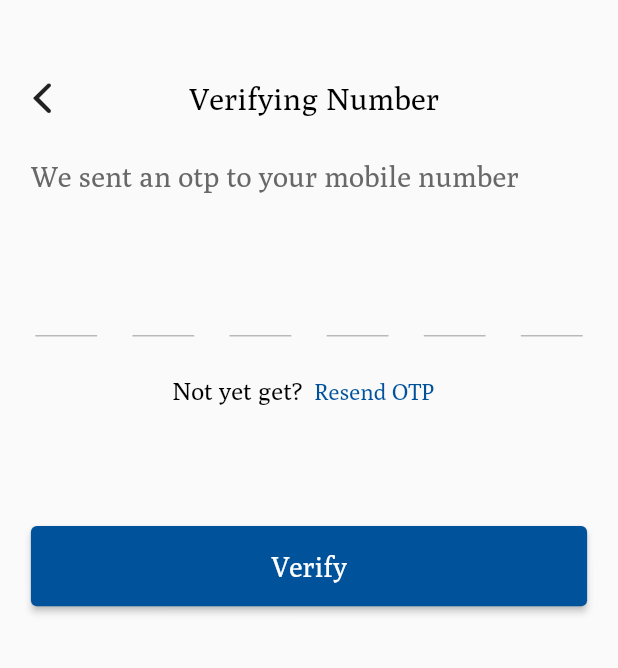
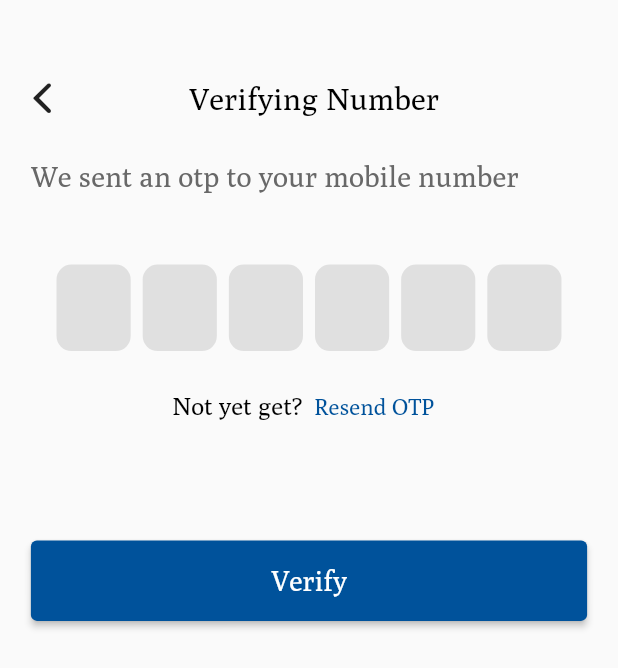
Before and after one commit to virajasodariya/universal_identification_system, a Flutter app: the VerifyingNumberScreen screen opened directly, on a phone screen of 412 x 824 dp. Shown: the top 668 px of the screen. Run offline on Flutter 3.47's test engine with Material 2 defaults, Android fonts, the phone set to English and light mode, and no system bars; drawn by our look-alikes of otp_text_field, pinput; our stand-ins replace flutter_svg, get, salomon_bottom_bar, sizer; missing offline and left inert: hand_signature.

Commit message:
init commit

```diff
--- a/lib/Constants/test_style.dart
+++ b/lib/Constants/test_style.dart
@@ -58,4 +58,35 @@ class FontTextStyle {
     fontFamily: "Poly",
     fontWeight: FontWeight.w500,
   );
+  static TextStyle kMediumElectricBlue12Poly = TextStyle(
+    color: ColorHelper.kMediumElectricBlue,
+    fontSize: 12.sp,
+    fontFamily: "Poly",
+  );
+
+  static TextStyle kBlack9PolyW500 = TextStyle(
+    color: Colors.black,
+    fontSize: 9.5.sp,
+    fontFamily: "Poly",
+    fontWeight: FontWeight.w500,
+  );
+
+  static TextStyle kWhite10Poly = TextStyle(
+    color: Colors.white,
+    fontSize: 10.sp,
+    fontFamily: "Poly",
+  );
+
+  static TextStyle kWhite13PolyW500 = TextStyle(
+    color: Colors.white,
+    fontSize: 13.5.sp,
+    fontFamily: "Poly",
+    fontWeight: FontWeight.w500,
+  );
+
+  static TextStyle kWhite12Poly = TextStyle(
+    color: Colors.white,
+    fontSize: 12.sp,
+    fontFamily: "Poly",
+  );
 }
--- a/lib/Screen/AuthScreen/verifying_number.dart
+++ b/lib/Screen/AuthScreen/verifying_number.dart
@@ -1,7 +1,7 @@
-import 'dart:developer';
 import 'package:flutter/cupertino.dart';
 import 'package:flutter/material.dart';
 import 'package:get/get.dart';
+import 'package:pinput/pinput.dart';
 import 'package:sizer/sizer.dart';
 import 'package:universal_identification_system/Constants/test_style.dart';
 import 'package:universal_identification_system/Controller/variable.dart';
@@ -9,8 +9,6 @@ import 'package:universal_identification_system/Screen/AuthScreen/forgot_passwor
 import 'package:universal_identification_system/Screen/AuthScreen/new_password.dart';
 import 'package:universal_identification_system/Screen/Widget/elevated_button.dart';
 import 'package:universal_identification_system/Screen/Widget/text_button.dart';
-import 'package:otp_text_field/otp_field.dart';
-import 'package:otp_text_field/style.dart';
 
 class VerifyingNumberScreen extends StatefulWidget {
   const VerifyingNumberScreen({Key? key}) : super(key: key);
@@ -60,17 +58,7 @@ class _VerifyingNumberScreenState extends State<VerifyingNumberScreen> {
                 style: FontTextStyle.kCloudyGrey14PolyW500,
               ),
             ),
-            OTPTextField(
-              length: 6,
-              width: MediaQuery.of(context).size.width,
-              fieldWidth: 10.w,
-              style: TextStyle(fontSize: 15.sp),
-              textFieldAlignment: MainAxisAlignment.spaceEvenly,
-              fieldStyle: FieldStyle.underline,
-              onCompleted: (pin) {
-                log("Completed: $pin");
-              },
-            ),
+            buildOtpPinput(),
             Padding(
               padding: EdgeInsets.only(top: 1.5.h, bottom: 8.h),
               child: Row(
@@ -100,4 +88,25 @@ class _VerifyingNumberScreenState extends State<VerifyingNumberScreen> {
       ),
     );
   }
+
+  Center buildOtpPinput() {
+    return Center(
+      child: Pinput(
+        length: 6,
+        showCursor: true,
+        defaultPinTheme: PinTheme(
+          width: 12.w,
+          height: 7.h,
+          decoration: BoxDecoration(
+            color: Colors.grey.shade300,
+            borderRadius: BorderRadius.circular(10),
+          ),
+          textStyle: const TextStyle(
+            fontWeight: FontWeight.bold,
+            fontSize: 20,
+          ),
+        ),
+      ),
+    );
+  }
 }
--- a/lib/Screen/HomeScreen/bottom_main.dart
+++ b/lib/Screen/HomeScreen/bottom_main.dart
@@ -21,6 +21,7 @@ class _MainBottomNavScreenState extends State<MainBottomNavScreen> {
     const ProfileScreen(),
   ];
   int _currentIndex = 0;
+
   @override
   Widget build(BuildContext context) {
     return Scaffold(
@@ -40,7 +41,6 @@ class _MainBottomNavScreenState extends State<MainBottomNavScreen> {
           SalomonBottomBarItem(
             icon: const Icon(Icons.home_outlined),
             title: const Text("Home"),
-            selectedColor: ColorHelper.kMediumElectricBlue,
           ),
 
           /// Likes
--- a/lib/Screen/Widget/elevated_button.dart
+++ b/lib/Screen/Widget/elevated_button.dart
@@ -1,6 +1,7 @@
 import 'package:flutter/material.dart';
 import 'package:sizer/sizer.dart';
 import 'package:universal_identification_system/Constants/color_helper.dart';
+import 'package:universal_identification_system/Constants/test_style.dart';
 
 ///
 class CommonElevatedButton extends StatefulWidget {
@@ -31,12 +32,7 @@ class _CommonElevatedButtonState extends State<CommonElevatedButton> {
       ),
       child: Text(
         widget.text,
-        style: TextStyle(
-          color: Colors.white,
-          fontSize: 13.5.sp,
-          fontWeight: FontWeight.w500,
-          fontFamily: "Poly",
-        ),
+        style: FontTextStyle.kWhite13PolyW500,
       ),
     );
   }
@@ -72,11 +68,7 @@ class _CommonElevatedPerviousButtonState
       ),
       child: Text(
         "Pervious",
-        style: TextStyle(
-          color: ColorHelper.kMediumElectricBlue,
-          fontFamily: "Poly",
-          fontSize: 12.sp,
-        ),
+        style: FontTextStyle.kMediumElectricBlue12Poly,
       ),
     );
   }
@@ -109,11 +101,7 @@ class _CommonElevatedSmallButtonState extends State<CommonElevatedSmallButton> {
       ),
       child: Text(
         widget.text,
-        style: TextStyle(
-          color: Colors.white,
-          fontFamily: "Poly",
-          fontSize: 12.sp,
-        ),
+        style: FontTextStyle.kWhite12Poly,
       ),
     );
   }
--- a/pubspec.yaml
+++ b/pubspec.yaml
@@ -39,7 +39,8 @@ dependencies:
   sizer: ^2.0.15
   flutter_svg: ^2.0.6
   salomon_bottom_bar: ^3.3.2
-  otp_text_field: ^1.1.3
+  hand_signature: ^3.0.1
+  pinput: ^2.2.31
 
 dev_dependencies:
   flutter_test:
```
Also changed, not shown: lib/Screen/HomeScreen/death_certificate.dart (added, +19 -0 lines), lib/Screen/HomeScreen/form.dart (+7 -1 lines), lib/Screen/HomeScreen/form_page_three.dart (+61 -39 lines), lib/Screen/HomeScreen/history.dart (+2 -11 lines), lib/Screen/HomeScreen/home.dart (+1 -6 lines), pubspec.lock, 5 other files.
